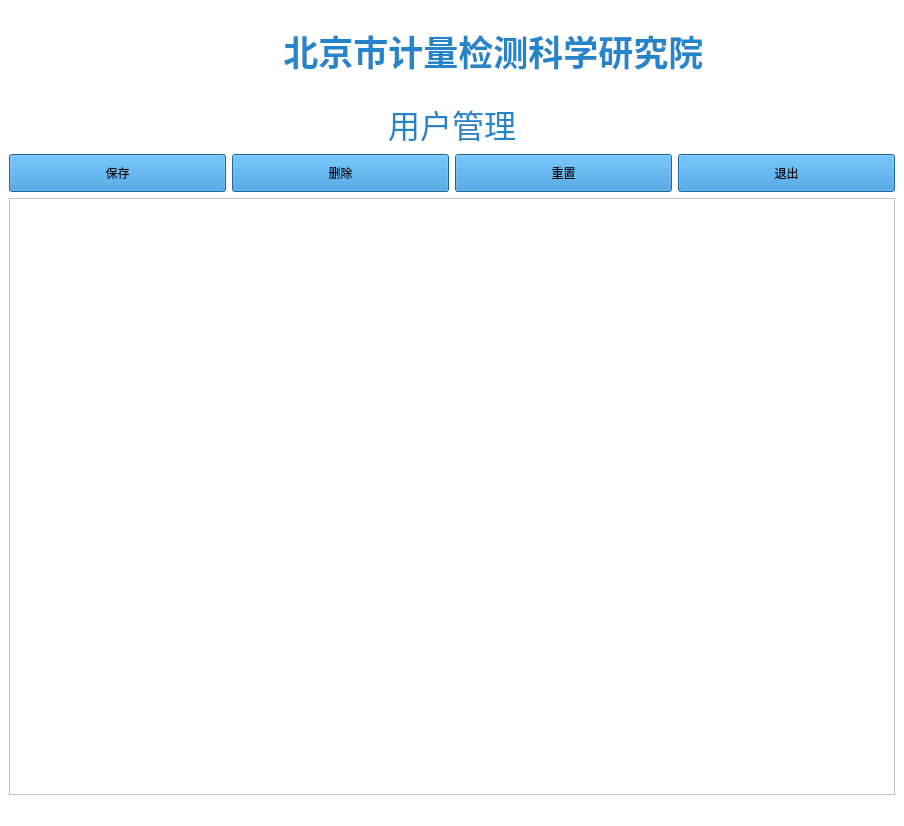
Old version of the form UI/UserManageWindow.ui in the repository peipan/charge_station.
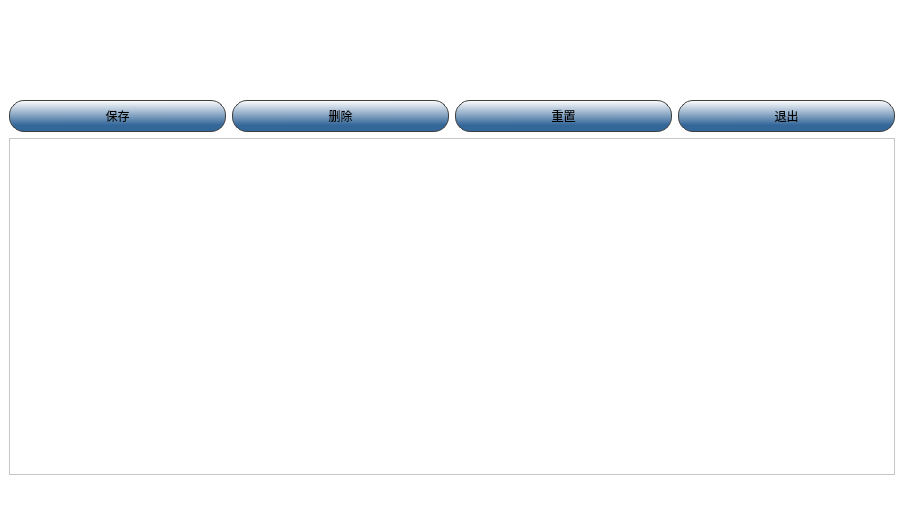
New version of the form. Icons and pictures are not drawn.

What changed in the file:
```diff
--- a/UI/UserManageWindow.ui
+++ b/UI/UserManageWindow.ui
@@ -7,7 +7,7 @@
     <x>0</x>
     <y>0</y>
     <width>904</width>
-    <height>826</height>
+    <height>506</height>
    </rect>
   </property>
   <property name="windowTitle">
@@ -50,41 +50,6 @@
       </property>
       <widget class="QWidget" name="layoutWidget">
        <layout class="QVBoxLayout" name="verticalLayout">
-        <item>
-         <widget class="QLabel" name="label">
-          <property name="minimumSize">
-           <size>
-            <width>0</width>
-            <height>28</height>
-           </size>
-          </property>
-          <property name="font">
-           <font>
-            <family>华文隶书</family>
-            <pointsize>20</pointsize>
-            <weight>50</weight>
-            <italic>false</italic>
-            <bold>false</bold>
-           </font>
-          </property>
-          <property name="styleSheet">
-           <string notr="true">font: 20pt &quot;华文隶书&quot;;
-color: rgb(0, 0, 0);</string>
-          </property>
-          <property name="frameShape">
-           <enum>QFrame::NoFrame</enum>
-          </property>
-          <property name="lineWidth">
-           <number>3</number>
-          </property>
-          <property name="text">
-           <string>&lt;html&gt;&lt;head/&gt;&lt;body&gt;&lt;p&gt;&lt;span style=&quot; font-size:24pt; color:#2684cb;&quot;&gt;用户管理&lt;/span&gt;&lt;/p&gt;&lt;/body&gt;&lt;/html&gt;</string>
-          </property>
-          <property name="alignment">
-           <set>Qt::AlignCenter</set>
-          </property>
-         </widget>
-        </item>
         <item>
          <layout class="QHBoxLayout" name="horizontalLayout">
           <item>
@@ -92,12 +57,17 @@
             <property name="minimumSize">
              <size>
               <width>0</width>
-              <height>38</height>
+              <height>32</height>
              </size>
             </property>
             <property name="styleSheet">
-             <string notr="true">background-color:rgb(40, 140, 212);
-font: 10pt &quot;Adobe Arabic&quot;;</string>
+             <string notr="true">background-color: qlineargradient(spread:pad, x1:0.541701, y1:1, x2:0.537, y2:0, stop:0.20398 rgba(51, 102, 153, 255), stop:1 rgba(255, 255, 255, 255));
+border-style:none;
+border:1px solid #3f3f3f; 
+
+padding:5px;
+min-height:20px;
+border-radius:15px;</string>
             </property>
             <property name="text">
              <string>保存</string>
@@ -109,12 +79,17 @@
             <property name="minimumSize">
              <size>
               <width>0</width>
-              <height>38</height>
+              <height>32</height>
              </size>
             </property>
             <property name="styleSheet">
-             <string notr="true">background-color: rgb(40, 140, 212);
-font: 10pt &quot;Adobe Arabic&quot;;</string>
+             <string notr="true">background-color: qlineargradient(spread:pad, x1:0.541701, y1:1, x2:0.537, y2:0, stop:0.20398 rgba(51, 102, 153, 255), stop:1 rgba(255, 255, 255, 255));
+border-style:none;
+border:1px solid #3f3f3f; 
+
+padding:5px;
+min-height:20px;
+border-radius:15px;</string>
             </property>
             <property name="text">
              <string>删除</string>
@@ -126,12 +101,17 @@
             <property name="minimumSize">
              <size>
               <width>0</width>
-              <height>38</height>
+              <height>32</height>
              </size>
             </property>
             <property name="styleSheet">
-             <string notr="true">background-color: rgb(40, 140, 212);
-font: 10pt &quot;Adobe Arabic&quot;;</string>
+             <string notr="true">background-color: qlineargradient(spread:pad, x1:0.541701, y1:1, x2:0.537, y2:0, stop:0.20398 rgba(51, 102, 153, 255), stop:1 rgba(255, 255, 255, 255));
+border-style:none;
+border:1px solid #3f3f3f; 
+
+padding:5px;
+min-height:20px;
+border-radius:15px;</string>
             </property>
             <property name="text">
              <string>重置</string>
@@ -143,12 +123,17 @@
             <property name="minimumSize">
              <size>
               <width>0</width>
-              <height>38</height>
+              <height>32</height>
              </size>
             </property>
             <property name="styleSheet">
-             <string notr="true">background-color:rgb(40, 140, 212);
-font: 10pt &quot;Adobe Arabic&quot;;</string>
+             <string notr="true">background-color: qlineargradient(spread:pad, x1:0.541701, y1:1, x2:0.537, y2:0, stop:0.20398 rgba(51, 102, 153, 255), stop:1 rgba(255, 255, 255, 255));
+border-style:none;
+border:1px solid #3f3f3f; 
+
+padding:5px;
+min-height:20px;
+border-radius:15px;</string>
             </property>
             <property name="text">
              <string>退出</string>
@@ -158,7 +143,11 @@
          </layout>
         </item>
         <item>
-         <widget class="QTableView" name="tableView"/>
+         <widget class="QTableView" name="tableView">
+          <property name="styleSheet">
+           <string notr="true">background-image: url(:/image/back.jpg);</string>
+          </property>
+         </widget>
         </item>
        </layout>
       </widget>
@@ -178,8 +167,11 @@
         <height>85</height>
        </size>
       </property>
+      <property name="styleSheet">
+       <string notr="true">background-image: url(:/image/edge.jpeg);</string>
+      </property>
       <property name="text">
-       <string>&lt;html&gt;&lt;head/&gt;&lt;body&gt;&lt;p&gt;&lt;span style=&quot; font-family:'华文隶书'; font-size:26pt; font-weight:600; color:#ffffff;&quot;&gt;------&lt;/span&gt;&lt;span style=&quot; font-family:'华文隶书'; font-size:26pt; font-weight:600; color:#2684cb;&quot;&gt;北京市计量检测科学研究院 &lt;/span&gt;&lt;span style=&quot; font-family:'华文隶书'; font-size:26pt; font-weight:600; color:#ffffff;&quot;&gt;-----&lt;/span&gt;&lt;/p&gt;&lt;/body&gt;&lt;/html&gt;</string>
+       <string>&lt;html&gt;&lt;head/&gt;&lt;body&gt;&lt;p&gt;&lt;span style=&quot; font-size:40px; font-weight:600; color:#ffffff; background-color:transparent;&quot;&gt;北京市计量检测科学研究院用户管理&lt;/span&gt;&lt;/p&gt;&lt;/body&gt;&lt;/html&gt;</string>
       </property>
       <property name="alignment">
        <set>Qt::AlignCenter</set>
```
Left out of the diff: 25 changed lines with no effect on the pictures.
